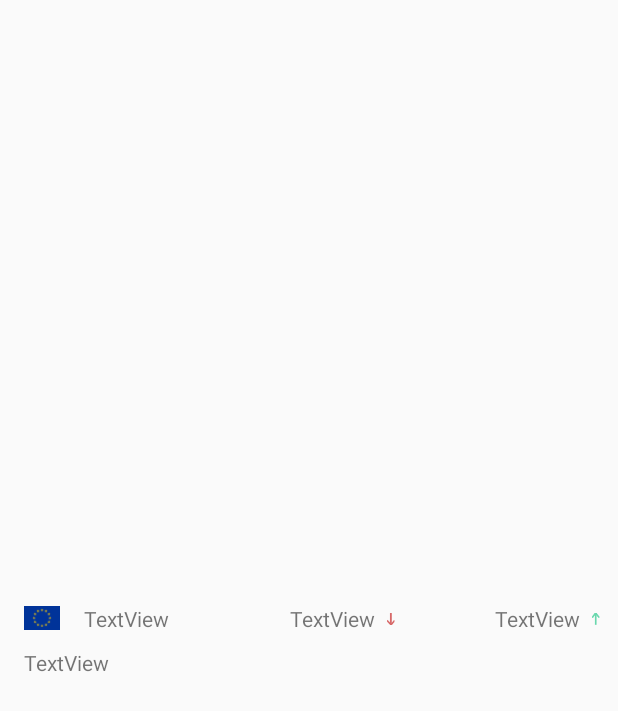
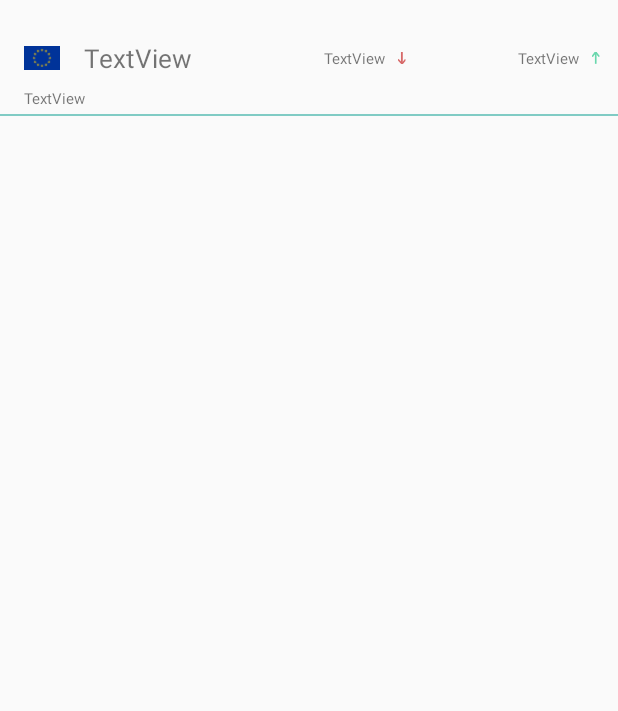
Before and after one commit to AmrAbuelhamd/ExchangeRate, an Android app: the layout recycler_view_item.xml on its own in the app's theme, with its tools: preview values and no code run, on a phone screen of 412 x 824 dp. Shown: the top 711 px of the screen. Run offline under Robolectric (Android 15) with nearby library versions, the phone set to English and light mode, and no system bars.

Commit message:
- full function version of the app, but the code is in mess

```diff
--- a/app/build.gradle
+++ b/app/build.gradle
@@ -33,4 +33,6 @@ dependencies {
     androidTestImplementation 'androidx.test:runner:1.2.0'
     androidTestImplementation 'androidx.test.espresso:espresso-core:3.2.0'
     implementation 'androidx.recyclerview:recyclerview:1.1.0'
+    implementation 'com.jakewharton.threetenabp:threetenabp:1.2.1'
+
 }
--- a/app/src/main/java/com/blogspot/soyamr/exchangerate/View/MainActivity.java
+++ b/app/src/main/java/com/blogspot/soyamr/exchangerate/View/MainActivity.java
@@ -23,7 +23,7 @@ public class MainActivity extends ViewParent {
 
         controler = new Controler(this);
 
-        controler.getDataFromServer(
+        controler.getDataFromServer("",
                 MAIN_ACTIVITY, findViewById(R.id.mainlayout_error_message), USD, RUB);
     }
 
--- a/app/src/main/java/com/blogspot/soyamr/exchangerate/View/RublesRateActivity.java
+++ b/app/src/main/java/com/blogspot/soyamr/exchangerate/View/RublesRateActivity.java
@@ -7,6 +7,7 @@ import androidx.annotation.Nullable;
 import com.blogspot.soyamr.exchangerate.Controler.Controler;
 import com.blogspot.soyamr.exchangerate.R;
 import com.blogspot.soyamr.exchangerate.model.Rates;
+import com.jakewharton.threetenabp.AndroidThreeTen;
 
 import java.lang.reflect.Field;
 
@@ -24,9 +25,12 @@ public class RublesRateActivity extends ViewParent {
 
         controler = new Controler(this);
 
+        AndroidThreeTen.init(this);
+
         String[] arrOfCurenciesCode = makeArr();
-        controler.getDataFromServer(RUBLES_RATE_ACTIVITY,
+        controler.getDataFromServer("",RUBLES_RATE_ACTIVITY,
                 findViewById(R.id.error_message), arrOfCurenciesCode);
+
 
     }
 }
--- a/app/src/main/res/layout/recycler_view_item.xml
+++ b/app/src/main/res/layout/recycler_view_item.xml
@@ -3,10 +3,10 @@
     xmlns:app="http://schemas.android.com/apk/res-auto"
     xmlns:tools="http://schemas.android.com/tools"
     android:orientation="vertical" android:layout_width="match_parent"
-    android:layout_height="match_parent">
+    android:layout_height="wrap_content">
 
     <ImageView
-        android:id="@+id/imageView3"
+        android:id="@+id/currencyIcon"
         android:layout_width="24dp"
         android:layout_height="24dp"
         android:layout_marginStart="16dp"
@@ -23,9 +23,10 @@
         android:layout_height="wrap_content"
         android:layout_marginStart="16dp"
         android:text="TextView"
-        app:layout_constraintBottom_toBottomOf="@+id/imageView3"
-        app:layout_constraintStart_toEndOf="@+id/imageView3"
-        app:layout_constraintTop_toTopOf="@+id/imageView3" />
+        android:textSize="17sp"
+        app:layout_constraintBottom_toBottomOf="@+id/currencyIcon"
+        app:layout_constraintStart_toEndOf="@+id/currencyIcon"
+        app:layout_constraintTop_toTopOf="@+id/currencyIcon" />
 
     <TextView
         android:id="@+id/curency_name"
@@ -33,11 +34,12 @@
         android:layout_height="wrap_content"
         android:layout_marginTop="8dp"
         android:text="TextView"
-        app:layout_constraintStart_toStartOf="@+id/imageView3"
-        app:layout_constraintTop_toBottomOf="@+id/imageView3" />
+        android:textSize="10sp"
+        app:layout_constraintStart_toStartOf="@+id/currencyIcon"
+        app:layout_constraintTop_toBottomOf="@+id/currencyIcon" />
 
     <TextView
-        android:id="@+id/textView12"
+        android:id="@+id/sellingRate"
         android:layout_width="wrap_content"
         android:layout_height="wrap_content"
         android:layout_marginStart="8dp"
@@ -45,41 +47,52 @@
         android:layout_marginEnd="8dp"
         android:layout_marginBottom="8dp"
         android:text="TextView"
+        android:textSize="10sp"
         app:layout_constraintBottom_toBottomOf="parent"
-        app:layout_constraintEnd_toStartOf="@+id/textView13"
+        app:layout_constraintEnd_toStartOf="@+id/buyingRate"
         app:layout_constraintStart_toEndOf="@+id/currency_code"
         app:layout_constraintTop_toTopOf="parent" />
 
     <TextView
-        android:id="@+id/textView13"
+        android:id="@+id/buyingRate"
         android:layout_width="wrap_content"
         android:layout_height="wrap_content"
         android:layout_marginTop="8dp"
         android:layout_marginEnd="25dp"
         android:layout_marginBottom="8dp"
         android:text="TextView"
+        android:textSize="10sp"
         app:layout_constraintBottom_toBottomOf="parent"
         app:layout_constraintEnd_toEndOf="parent"
         app:layout_constraintTop_toTopOf="parent" />
 
     <ImageView
-        android:id="@+id/imageView5"
+        android:id="@+id/byingRatePhoto"
         android:layout_width="5dp"
         android:layout_height="8dp"
         android:layout_marginStart="8dp"
-        app:layout_constraintBottom_toBottomOf="@+id/textView13"
-        app:layout_constraintStart_toEndOf="@+id/textView13"
-        app:layout_constraintTop_toTopOf="@+id/textView13"
+        app:layout_constraintBottom_toBottomOf="@+id/buyingRate"
+        app:layout_constraintStart_toEndOf="@+id/buyingRate"
+        app:layout_constraintTop_toTopOf="@+id/buyingRate"
         app:srcCompat="@drawable/up_arrow" />
 
     <ImageView
-        android:id="@+id/imageView6"
+        android:id="@+id/sellingRatePhoto"
         android:layout_width="5dp"
         android:layout_height="8dp"
         android:layout_marginStart="8dp"
-        app:layout_constraintBottom_toBottomOf="@+id/textView12"
-        app:layout_constraintStart_toEndOf="@+id/textView12"
-        app:layout_constraintTop_toTopOf="@+id/textView12"
+        app:layout_constraintBottom_toBottomOf="@+id/sellingRate"
+        app:layout_constraintStart_toEndOf="@+id/sellingRate"
+        app:layout_constraintTop_toTopOf="@+id/sellingRate"
         app:srcCompat="@drawable/down_arrow" />
 
+    <View
+        android:layout_width="match_parent"
+        android:layout_height="1.5dp"
+        android:background="#80CBC4"
+        android:layout_marginTop="3.5dp"
+        app:layout_constraintBottom_toBottomOf="parent"
+        app:layout_constraintEnd_toEndOf="parent"
+        app:layout_constraintStart_toStartOf="parent"
+        app:layout_constraintTop_toBottomOf="@id/curency_name"/>
 </androidx.constraintlayout.widget.ConstraintLayout>
```
Also changed, not shown: app/src/main/java/com/blogspot/soyamr/exchangerate/ConsAndUtils.java (+67 -30 lines), app/src/main/java/com/blogspot/soyamr/exchangerate/Controler/Controler.java (+115 -31 lines), app/src/main/java/com/blogspot/soyamr/exchangerate/model/GetApiData.java (+7 -2 lines), app/src/main/java/com/blogspot/soyamr/exchangerate/model/MoneyRate.java (+15 -10 lines), app/src/main/java/com/blogspot/soyamr/exchangerate/model/MyAdapter.java (+38 -10 lines), app/src/main/java/com/blogspot/soyamr/exchangerate/model/Rates.java (+4 -4 lines), app/src/main/res/layout/activity_main.xml (+24 -18 lines), app/src/main/res/layout/activity_rubles_rate.xml (+11 -13 lines).
